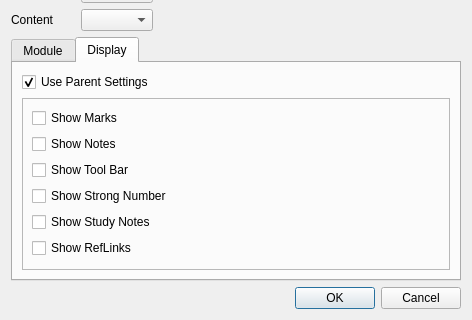
First picture: the form in src/ui/dialog/moduleconfigdialog.ui, repository metaxy/openBibleViewer, before the edit; both pictures show x 0 to 472 and y 199 to 519 of the 472 by 519 pixel window.
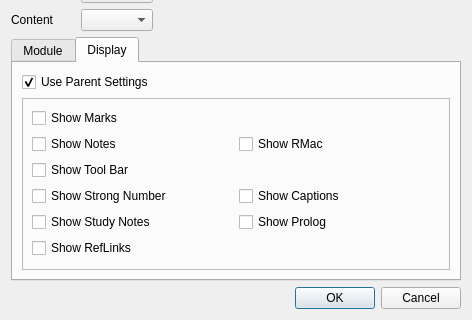
Second picture: the form after the edit. Icons and pictures are not drawn.

The edit to the form file:
```diff
--- a/src/ui/dialog/moduleconfigdialog.ui
+++ b/src/ui/dialog/moduleconfigdialog.ui
@@ -7,7 +7,7 @@
     <x>0</x>
     <y>0</y>
     <width>472</width>
-    <height>478</height>
+    <height>507</height>
    </rect>
   </property>
   <property name="windowTitle">
@@ -261,49 +261,70 @@
          <property name="frameShadow">
           <enum>QFrame::Raised</enum>
          </property>
-         <layout class="QVBoxLayout" name="verticalLayout_6">
-          <item>
+         <layout class="QGridLayout" name="gridLayout">
+          <item row="4" column="1">
+           <widget class="QCheckBox" name="checkBox_showProlog">
+            <property name="text">
+             <string>Show Prolog</string>
+            </property>
+           </widget>
+          </item>
+          <item row="3" column="0">
+           <widget class="QCheckBox" name="checkBox_showStrong">
+            <property name="text">
+             <string>Show Strong Number</string>
+            </property>
+           </widget>
+          </item>
+          <item row="0" column="0">
            <widget class="QCheckBox" name="checkBox_showMarks">
             <property name="text">
              <string>Show Marks</string>
             </property>
            </widget>
           </item>
-          <item>
-           <widget class="QCheckBox" name="checkBox_showNotes">
-            <property name="text">
-             <string>Show Notes</string>
-            </property>
-           </widget>
-          </item>
-          <item>
+          <item row="2" column="0">
            <widget class="QCheckBox" name="checkBox_showBottomToolbar">
             <property name="text">
              <string>Show Tool Bar</string>
             </property>
            </widget>
           </item>
-          <item>
-           <widget class="QCheckBox" name="checkBox_showStrong">
+          <item row="1" column="1">
+           <widget class="QCheckBox" name="checkBox_showRMac">
             <property name="text">
-             <string>Show Strong Number</string>
+             <string>Show RMac</string>
             </property>
            </widget>
           </item>
-          <item>
-           <widget class="QCheckBox" name="checkBox_showStudyNotes">
-            <property name="text">
-             <string>Show Study Notes</string>
-            </property>
-           </widget>
-          </item>
-          <item>
+          <item row="5" column="0">
            <widget class="QCheckBox" name="checkBox_showRefLinks">
             <property name="text">
              <string>Show RefLinks</string>
             </property>
            </widget>
           </item>
+          <item row="3" column="1">
+           <widget class="QCheckBox" name="checkBox_showCaptions">
+            <property name="text">
+             <string>Show Captions</string>
+            </property>
+           </widget>
+          </item>
+          <item row="4" column="0">
+           <widget class="QCheckBox" name="checkBox_showStudyNotes">
+            <property name="text">
+             <string>Show Study Notes</string>
+            </property>
+           </widget>
+          </item>
+          <item row="1" column="0">
+           <widget class="QCheckBox" name="checkBox_showNotes">
+            <property name="text">
+             <string>Show Notes</string>
+            </property>
+           </widget>
+          </item>
          </layout>
         </widget>
        </item>
```
Left out of the diff: 6 changed lines with no effect on the pictures.
